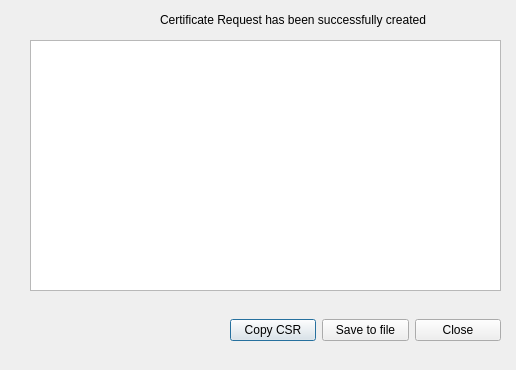
This is dialog.ui in stacywaturi/Design1 as Qt 5 draws it before an edit. The edited form follows.
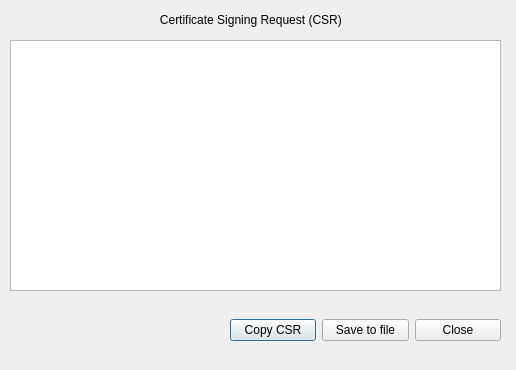
This is the edited form.

What changed in the file:
```diff
--- a/dialog.ui
+++ b/dialog.ui
@@ -49,27 +49,28 @@
   <widget class="QLabel" name="label">
    <property name="geometry">
     <rect>
-     <x>160</x>
+     <x>110</x>
      <y>10</y>
      <width>311</width>
      <height>20</height>
     </rect>
    </property>
    <property name="text">
-    <string>Certificate Request has been successfully created</string>
+    <string>               Certificate Signing Request (CSR)</string>
    </property>
   </widget>
   <widget class="QTextBrowser" name="displayCSR">
    <property name="geometry">
     <rect>
-     <x>30</x>
+     <x>10</x>
      <y>40</y>
-     <width>471</width>
+     <width>491</width>
      <height>251</height>
     </rect>
    </property>
    <property name="font">
     <font>
+     <family>Consolas</family>
      <pointsize>9</pointsize>
     </font>
    </property>
```
